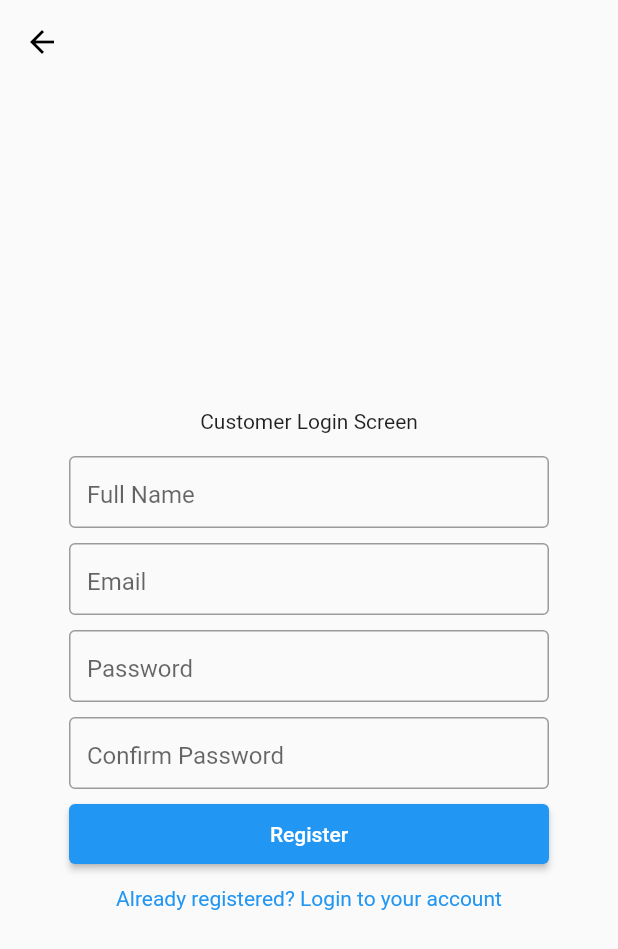
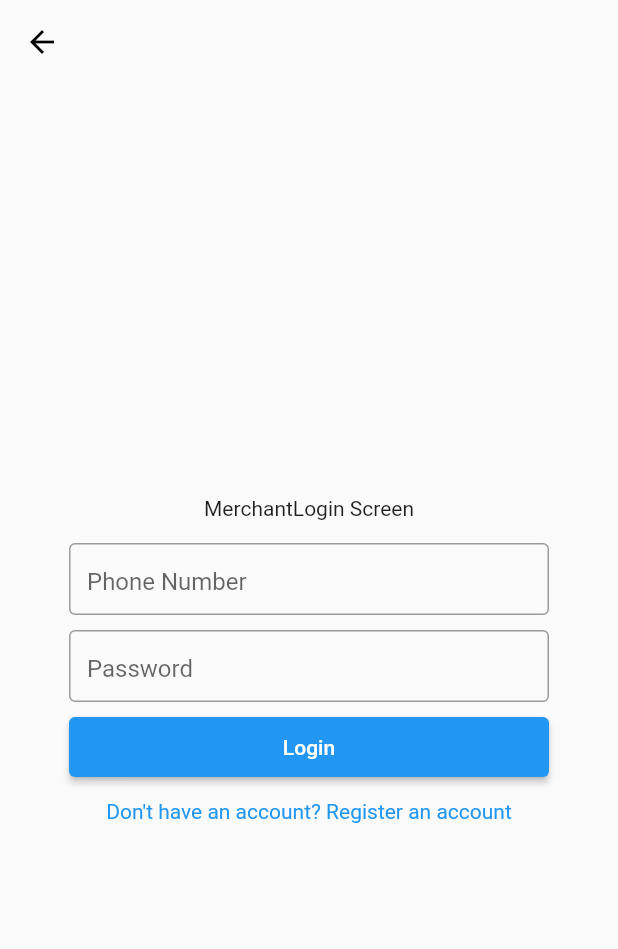
Before and after one commit to vrevolverrr/MarketConnect, a Flutter app: the screen it shows after launch, after a tap on "I'm a customer", after a tap on "Already registered? Login to your accoun", on a phone screen of 412 x 824 dp. Shown: the top 949 px of the screen. Run offline on Flutter 3.47's test engine with Material 2 defaults, Android fonts, the phone set to English and light mode, and no system bars.

Commit message:
:sparkles: added login fields to registration

```diff
--- /dev/null
+++ b/app/lib/screens/home_screen.dart
@@ -0,0 +1,13 @@
+import 'package:flutter/material.dart';
+
+class HomeScreen extends StatefulWidget {
+  @override
+  _HomeScreenState createState() => _HomeScreenState();
+}
+
+class _HomeScreenState extends State<HomeScreen> {
+  @override
+  Widget build(BuildContext context) {
+    return Scaffold();
+  }
+}
--- a/app/lib/screens/login_screen_customer.dart
+++ b/app/lib/screens/login_screen_customer.dart
@@ -7,9 +7,28 @@ class LoginScreenCustomer extends StatefulWidget {
 
 class _LoginScreenCustomerState extends State<LoginScreenCustomer> {
   final fullNameFieldController = TextEditingController();
-  final emailFieldController = TextEditingController();
+  final phoneNumberFieldController = TextEditingController();
   final passwordFieldController = TextEditingController();
   final confirmPasswordFieldController = TextEditingController();
+
+  // To determine whether to display login fields or registration fields
+  // Full Name and Confirm Password fields or hidden if `false`
+  bool isRegistration = true;
+
+  Widget inputFieldWidget(
+      {required String hintText, required TextEditingController controller}) {
+    return SizedBox(
+        width: 320.0,
+        child: TextField(
+          controller: controller,
+          style: TextStyle(height: 1.6),
+          decoration: InputDecoration(
+              hintText: hintText,
+              border: OutlineInputBorder(),
+              contentPadding:
+                  EdgeInsets.symmetric(vertical: 1.0, horizontal: 12.0)),
+        ));
+  }
 
   @override
   Widget build(BuildContext context) {
@@ -18,65 +37,37 @@ class _LoginScreenCustomerState extends State<LoginScreenCustomer> {
         child: Column(
           mainAxisAlignment: MainAxisAlignment.center,
           children: [
-            Text("Customer Login Screen"),
+            Text(isRegistration
+                ? "Merchant Registration Screen"
+                : "MerchantLogin Screen"),
             SizedBox(
-              height: 15.0,
+              height: 15.0, // Spacing
             ),
+            isRegistration
+                ? inputFieldWidget(
+                    hintText: "Full Name", controller: fullNameFieldController)
+                : SizedBox(),
             SizedBox(
-                width: 320.0,
-                child: TextField(
-                  controller: fullNameFieldController,
-                  style: TextStyle(height: 1.6),
-                  decoration: InputDecoration(
-                      hintText: "Full Name",
-                      border: OutlineInputBorder(),
-                      contentPadding: EdgeInsets.symmetric(
-                          vertical: 1.0, horizontal: 12.0)),
-                )),
+              height: isRegistration ? 10.0 : 0.0, // Spacing
+            ),
+            inputFieldWidget(
+                hintText: "Phone Number",
+                controller: phoneNumberFieldController),
             SizedBox(
-              height: 10.0,
+              height: 10.0, // Spacing
             ),
+            inputFieldWidget(
+                hintText: "Password", controller: passwordFieldController),
             SizedBox(
-                width: 320.0,
-                child: TextField(
-                  controller: emailFieldController,
-                  style: TextStyle(height: 1.6),
-                  decoration: InputDecoration(
-                      hintText: "Email",
-                      border: OutlineInputBorder(),
-                      contentPadding: EdgeInsets.symmetric(
-                          vertical: 1.0, horizontal: 12.0)),
-                )),
+              height: 10.0, // Spacing
+            ),
+            isRegistration
+                ? inputFieldWidget(
+                    hintText: "Confirm Password",
+                    controller: confirmPasswordFieldController)
+                : SizedBox(),
             SizedBox(
-              height: 10.0,
-            ),
-            SizedBox(
-                width: 320.0,
-                child: TextField(
-                  controller: passwordFieldController,
-                  style: TextStyle(height: 1.6),
-                  decoration: InputDecoration(
-                      hintText: "Password",
-                      border: OutlineInputBorder(),
-                      contentPadding: EdgeInsets.symmetric(
-                          vertical: 1.0, horizontal: 12.0)),
-                )),
-            SizedBox(
-              height: 10.0,
-            ),
-            SizedBox(
-                width: 320.0,
-                child: TextField(
-                  controller: confirmPasswordFieldController,
-                  style: TextStyle(height: 1.6),
-                  decoration: InputDecoration(
-                      hintText: "Confirm Password",
-                      border: OutlineInputBorder(),
-                      contentPadding: EdgeInsets.symmetric(
-                          vertical: 1.0, horizontal: 12.0)),
-                )),
-            SizedBox(
-              height: 10.0,
+              height: isRegistration ? 10.0 : 0.0, // Spacing
             ),
             SizedBox(
               width: 320.0,
@@ -84,18 +75,32 @@ class _LoginScreenCustomerState extends State<LoginScreenCustomer> {
               child: ElevatedButton(
                   onPressed: () => {
                         // TODO REGISTER
-                        print("pressed")
+                        // check for isRegistration to decide whether to login
+                        // or register an account
                       },
-                  child: Text("Register")),
+                  child: Text(isRegistration ? "Register" : "Login")),
             ),
             SizedBox(height: 15.0),
-            GestureDetector(
+            isRegistration
+                ? GestureDetector(
                     onTap: () => {
-                // TODO REGISTER
-                print("pressed")
+                      setState(() {
+                        isRegistration = false;
+                      })
                     },
                     child: Text(
                       "Already registered? Login to your account",
+                      style: TextStyle(color: Colors.blue),
+                    ),
+                  )
+                : GestureDetector(
+                    onTap: () => {
+                      setState(() {
+                        isRegistration = true;
+                      })
+                    },
+                    child: Text(
+                      "Don't have an account? Register an account",
                       style: TextStyle(color: Colors.blue),
                     ),
                   )
--- a/app/lib/screens/login_screen_merchant.dart
+++ b/app/lib/screens/login_screen_merchant.dart
@@ -7,9 +7,28 @@ class LoginScreenMerchant extends StatefulWidget {
 
 class _LoginScreenMerchantState extends State<LoginScreenMerchant> {
   final fullNameFieldController = TextEditingController();
-  final emailFieldController = TextEditingController();
+  final phoneNumberFieldController = TextEditingController();
   final passwordFieldController = TextEditingController();
   final confirmPasswordFieldController = TextEditingController();
+
+  // To determine whether to display login fields or registration fields
+  // Full Name and Confirm Password fields or hidden if `false`
+  bool isRegistration = true;
+
+  Widget inputFieldWidget(
+      {required String hintText, required TextEditingController controller}) {
+    return SizedBox(
+        width: 320.0,
+        child: TextField(
+          controller: controller,
+          style: TextStyle(height: 1.6),
+          decoration: InputDecoration(
+              hintText: hintText,
+              border: OutlineInputBorder(),
+              contentPadding:
+                  EdgeInsets.symmetric(vertical: 1.0, horizontal: 12.0)),
+        ));
+  }
 
   @override
   Widget build(BuildContext context) {
@@ -18,65 +37,37 @@ class _LoginScreenMerchantState extends State<LoginScreenMerchant> {
         child: Column(
           mainAxisAlignment: MainAxisAlignment.center,
           children: [
-            Text("Merchant Login Screen"),
+            Text(isRegistration
+                ? "Merchant Registration Screen"
+                : "Merchant Login Screen"),
             SizedBox(
-              height: 15.0,
+              height: 15.0, // Spacing
             ),
+            isRegistration
+                ? inputFieldWidget(
+                    hintText: "Full Name", controller: fullNameFieldController)
+                : SizedBox(),
             SizedBox(
-                width: 320.0,
-                child: TextField(
-                  controller: fullNameFieldController,
-                  style: TextStyle(height: 1.6),
-                  decoration: InputDecoration(
-                      hintText: "Full Name",
-                      border: OutlineInputBorder(),
-                      contentPadding: EdgeInsets.symmetric(
-                          vertical: 1.0, horizontal: 12.0)),
-                )),
+              height: isRegistration ? 10.0 : 0.0, // Spacing
+            ),
+            inputFieldWidget(
+                hintText: "Phone Number",
+                controller: phoneNumberFieldController),
             SizedBox(
-              height: 10.0,
+              height: 10.0, // Spacing
             ),
+            inputFieldWidget(
+                hintText: "Password", controller: passwordFieldController),
             SizedBox(
-                width: 320.0,
-                child: TextField(
-                  controller: emailFieldController,
-                  style: TextStyle(height: 1.6),
-                  decoration: InputDecoration(
-                      hintText: "Email",
-                      border: OutlineInputBorder(),
-                      contentPadding: EdgeInsets.symmetric(
-                          vertical: 1.0, horizontal: 12.0)),
-                )),
+              height: 10.0, // Spacing
+            ),
+            isRegistration
+                ? inputFieldWidget(
+                    hintText: "Confirm Password",
+                    controller: confirmPasswordFieldController)
+                : SizedBox(),
             SizedBox(
-              height: 10.0,
-            ),
-            SizedBox(
-                width: 320.0,
-                child: TextField(
-                  controller: passwordFieldController,
-                  style: TextStyle(height: 1.6),
-                  decoration: InputDecoration(
-                      hintText: "Password",
-                      border: OutlineInputBorder(),
-                      contentPadding: EdgeInsets.symmetric(
-                          vertical: 1.0, horizontal: 12.0)),
-                )),
-            SizedBox(
-              height: 10.0,
-            ),
-            SizedBox(
-                width: 320.0,
-                child: TextField(
-                  controller: confirmPasswordFieldController,
-                  style: TextStyle(height: 1.6),
-                  decoration: InputDecoration(
-                      hintText: "Confirm Password",
-                      border: OutlineInputBorder(),
-                      contentPadding: EdgeInsets.symmetric(
-                          vertical: 1.0, horizontal: 12.0)),
-                )),
-            SizedBox(
-              height: 10.0,
+              height: isRegistration ? 10.0 : 0.0, // Spacing
             ),
             SizedBox(
               width: 320.0,
@@ -84,18 +75,32 @@ class _LoginScreenMerchantState extends State<LoginScreenMerchant> {
               child: ElevatedButton(
                   onPressed: () => {
                         // TODO REGISTER
-                        print("pressed")
+                        // check for isRegistration to decide whether to login
+                        // or register an account
                       },
-                  child: Text("Register")),
+                  child: Text(isRegistration ? "Register" : "Login")),
             ),
             SizedBox(height: 15.0),
-            GestureDetector(
+            isRegistration
+                ? GestureDetector(
                     onTap: () => {
-                // TODO REGISTER
-                print("pressed")
+                      setState(() {
+                        isRegistration = false;
+                      })
                     },
                     child: Text(
                       "Already registered? Login to your account",
+                      style: TextStyle(color: Colors.blue),
+                    ),
+                  )
+                : GestureDetector(
+                    onTap: () => {
+                      setState(() {
+                        isRegistration = true;
+                      })
+                    },
+                    child: Text(
+                      "Don't have an account? Register an account",
                       style: TextStyle(color: Colors.blue),
                     ),
                   )
```
Also changed, not shown: app/pubspec.lock. Lines whose indentation alone changed are shown as unchanged.
